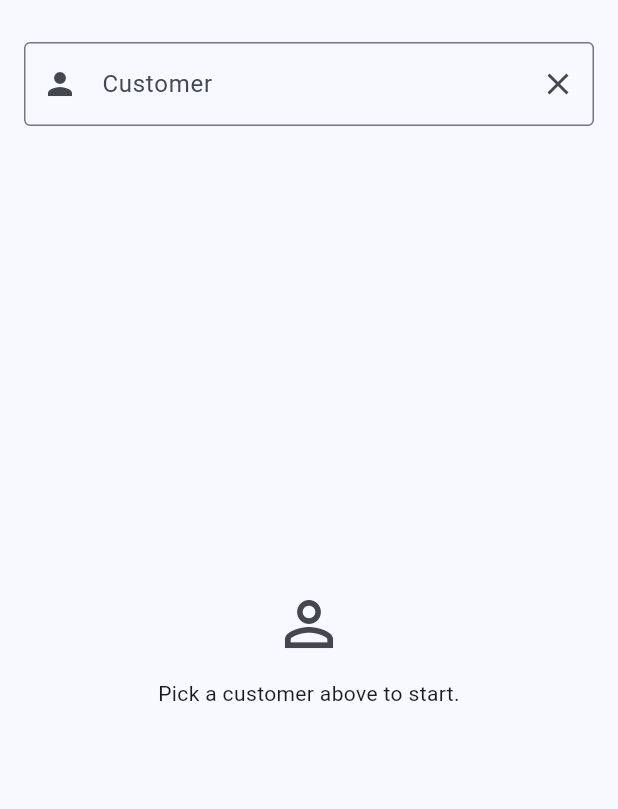
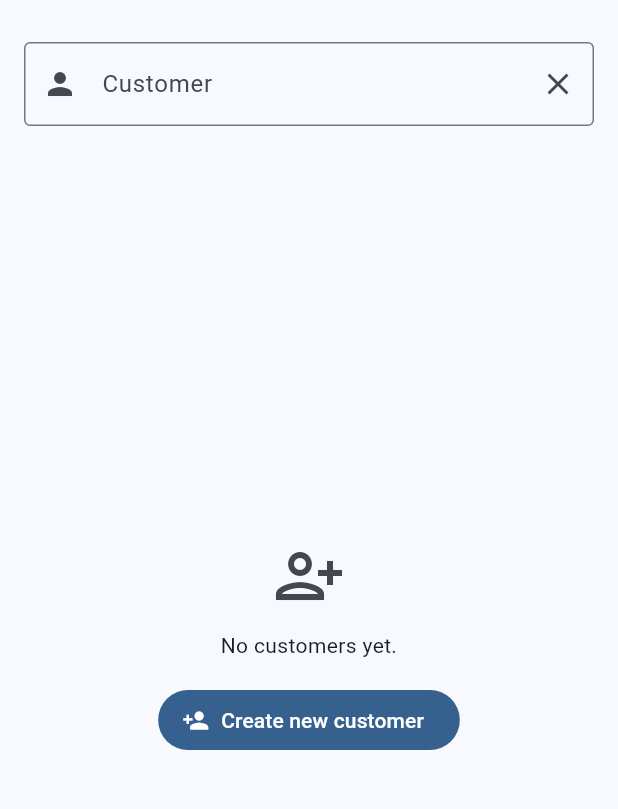
Before and after one commit to sarthakhp/stitch-lane-flutter, a Flutter app: the OrderCreatorScreen screen opened by its route, on a phone screen of 412 x 824 dp, the part 66-875 px from its top. Run offline on Flutter 3.47's test engine with Material 3 defaults, Android fonts, the phone set to English and light mode, and no system bars; our stand-ins replace audioplayers, battery_plus, file_picker, firebase_auth, firebase_core, flutter_contacts and 14 more; missing offline and left inert: extension_google_sign_in_as_googleapis_auth, flutter_pcm_sound, flutter_quill, gcloud, googleai_dart and 9 more; accounts and stored records are empty.

Commit message:
feat: customer-delete warning, create-customer when empty, order title
- Delete-customer dialog now states exactly what is removed ("…along with
  their N orders and all measurements. This cannot be undone.") with a
  destructive-styled Delete button, since the delete now cascades.
- Order creator: when there are no customers yet, the search dropdown (which
  holds "Create new customer") never opens — so show a "Create new customer"
  button in the empty body instead.
- Order detail title: "Order for <name>" -> "<name>'s Order".

Co-Authored-By: Claude Opus 4.8 (1M context) <noreply@anthropic.com>

```diff
--- a/app/lib/screens/order_creator_screen.dart
+++ b/app/lib/screens/order_creator_screen.dart
@@ -129,9 +129,18 @@ class _OrderCreatorScreenState extends State<OrderCreatorScreen> {
   Widget _buildPhaseBody() {
     switch (_controller.phase) {
       case CreatorPhase.pickingCustomer:
-        return _buildHint(
-          icon: Icons.person_outline,
-          text: 'Pick a customer above to start.',
+        // When there are no customers yet, the search dropdown (which holds
+        // "Create new customer") never opens, so surface a create button here.
+        return Consumer<CustomerState>(
+          builder: (context, customerState, _) {
+            if (customerState.customers.isEmpty) {
+              return _buildNoCustomersHint();
+            }
+            return _buildHint(
+              icon: Icons.person_outline,
+              text: 'Pick a customer above to start.',
+            );
+          },
         );
       case CreatorPhase.ready:
         return _buildReady();
@@ -402,6 +411,32 @@ class _OrderCreatorScreenState extends State<OrderCreatorScreen> {
     );
   }
 
+  Widget _buildNoCustomersHint() {
+    final theme = Theme.of(context);
+    return Center(
+      child: Column(
+        mainAxisAlignment: MainAxisAlignment.center,
+        children: [
+          Icon(Icons.person_add_alt_1_outlined,
+              size: 48, color: theme.colorScheme.onSurfaceVariant),
+          const SizedBox(height: AppConfig.spacing12),
+          Text(
+            'No customers yet.',
+            style: theme.textTheme.bodyMedium,
+            textAlign: TextAlign.center,
+          ),
+          const SizedBox(height: AppConfig.spacing16),
+          FilledButton.icon(
+            icon: const Icon(Icons.person_add),
+            label: const Text('Create new customer'),
+            onPressed: () =>
+                Navigator.of(context).pushNamed(AppConstants.customerFormRoute),
+          ),
+        ],
+      ),
+    );
+  }
+
   Widget _buildHint({
     required IconData icon,
     required String text,
--- a/app/lib/screens/order_detail_screen.dart
+++ b/app/lib/screens/order_detail_screen.dart
@@ -182,7 +182,7 @@ class _OrderDetailScreenState extends State<OrderDetailScreen> {
 
             return Scaffold(
               appBar: CustomAppBar(
-                title: Text('Order for ${customer.name}'),
+                title: Text("${customer.name}'s Order"),
                 actions: [
                   IconButton(
                     icon: const Icon(Icons.edit),
```
Also changed, not shown: app/lib/screens/customer_detail_screen.dart (+17 -1 lines).
